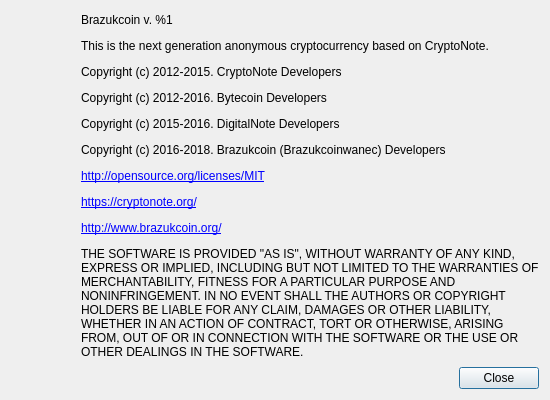
Before: the Qt Designer form src/gui/ui/aboutdialog.ui in brazukcoin/wallet-gui, drawn with Qt 5.
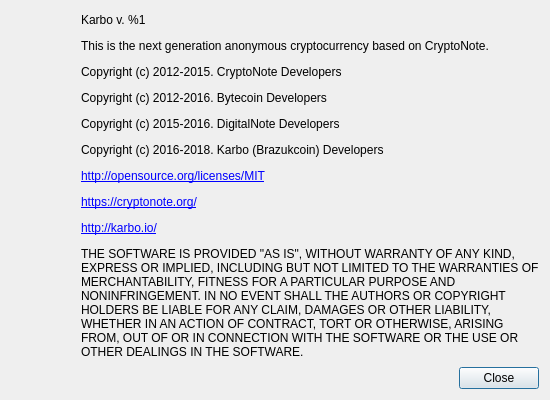
After: the same form once the commit is applied. Icons and pictures are not drawn.

Patch:
```diff
--- a/src/gui/ui/aboutdialog.ui
+++ b/src/gui/ui/aboutdialog.ui
@@ -98,7 +98,7 @@
         </size>
        </property>
        <property name="text">
-        <string>&lt;html&gt;&lt;head/&gt;&lt;body&gt;&lt;p&gt;Brazukcoin v. %1&lt;/p&gt;&lt;p&gt;This is the next generation anonymous cryptocurrency based on CryptoNote.&lt;/p&gt;&lt;p&gt;Copyright (c) 2012-2015. CryptoNote Developers&lt;/p&gt;&lt;p&gt;Copyright (c) 2012-2016. Bytecoin Developers&lt;/p&gt;&lt;p&gt;Copyright (c) 2015-2016. DigitalNote Developers&lt;/p&gt;&lt;p&gt;Copyright (c) 2016-2018. Brazukcoin (Brazukcoinwanec) Developers&lt;/p&gt;&lt;p&gt;&lt;a href=&quot;http://opensource.org/licenses/MIT&quot;&gt;&lt;span style=&quot; text-decoration: underline; color:#0000ff;&quot;&gt;http://opensource.org/licenses/MIT&lt;/span&gt;&lt;/a&gt;&lt;/p&gt;&lt;p&gt;&lt;a href=&quot;https://cryptonote.org/&quot;&gt;&lt;span style=&quot; text-decoration: underline; color:#0000ff;&quot;&gt;https://cryptonote.org/&lt;/span&gt;&lt;/a&gt;&lt;/p&gt;&lt;p&gt;&lt;a href=&quot;http://www.brazukcoin.org/&quot;&gt;&lt;span style=&quot; text-decoration: underline; color:#0000ff;&quot;&gt;http://www.brazukcoin.org/&lt;/span&gt;&lt;/a&gt;&lt;/p&gt;&lt;p&gt;THE SOFTWARE IS PROVIDED &amp;quot;AS IS&amp;quot;, WITHOUT WARRANTY OF ANY KIND, EXPRESS OR IMPLIED, INCLUDING BUT NOT LIMITED TO THE WARRANTIES OF MERCHANTABILITY, FITNESS FOR A PARTICULAR PURPOSE AND NONINFRINGEMENT. IN NO EVENT SHALL THE AUTHORS OR COPYRIGHT HOLDERS BE LIABLE FOR ANY CLAIM, DAMAGES OR OTHER LIABILITY, WHETHER IN AN ACTION OF CONTRACT, TORT OR OTHERWISE, ARISING FROM, OUT OF OR IN CONNECTION WITH THE SOFTWARE OR THE USE OR OTHER DEALINGS IN THE SOFTWARE.&lt;/p&gt;&lt;/body&gt;&lt;/html&gt;</string>
+        <string>&lt;html&gt;&lt;head/&gt;&lt;body&gt;&lt;p&gt;Karbo v. %1&lt;/p&gt;&lt;p&gt;This is the next generation anonymous cryptocurrency based on CryptoNote.&lt;/p&gt;&lt;p&gt;Copyright (c) 2012-2015. CryptoNote Developers&lt;/p&gt;&lt;p&gt;Copyright (c) 2012-2016. Bytecoin Developers&lt;/p&gt;&lt;p&gt;Copyright (c) 2015-2016. DigitalNote Developers&lt;/p&gt;&lt;p&gt;Copyright (c) 2016-2018. Karbo (Brazukcoin) Developers&lt;/p&gt;&lt;p&gt;&lt;a href=&quot;http://opensource.org/licenses/MIT&quot;&gt;&lt;span style=&quot; text-decoration: underline; color:#0000ff;&quot;&gt;http://opensource.org/licenses/MIT&lt;/span&gt;&lt;/a&gt;&lt;/p&gt;&lt;p&gt;&lt;a href=&quot;https://cryptonote.org/&quot;&gt;&lt;span style=&quot; text-decoration: underline; color:#0000ff;&quot;&gt;https://cryptonote.org/&lt;/span&gt;&lt;/a&gt;&lt;/p&gt;&lt;p&gt;&lt;a href=&quot;http://karbo.io/&quot;&gt;&lt;span style=&quot; text-decoration: underline; color:#0000ff;&quot;&gt;http://karbo.io/&lt;/span&gt;&lt;/a&gt;&lt;/p&gt;&lt;p&gt;THE SOFTWARE IS PROVIDED &amp;quot;AS IS&amp;quot;, WITHOUT WARRANTY OF ANY KIND, EXPRESS OR IMPLIED, INCLUDING BUT NOT LIMITED TO THE WARRANTIES OF MERCHANTABILITY, FITNESS FOR A PARTICULAR PURPOSE AND NONINFRINGEMENT. IN NO EVENT SHALL THE AUTHORS OR COPYRIGHT HOLDERS BE LIABLE FOR ANY CLAIM, DAMAGES OR OTHER LIABILITY, WHETHER IN AN ACTION OF CONTRACT, TORT OR OTHERWISE, ARISING FROM, OUT OF OR IN CONNECTION WITH THE SOFTWARE OR THE USE OR OTHER DEALINGS IN THE SOFTWARE.&lt;/p&gt;&lt;/body&gt;&lt;/html&gt;</string>
        </property>
        <property name="textFormat">
         <enum>Qt::RichText</enum>
```
